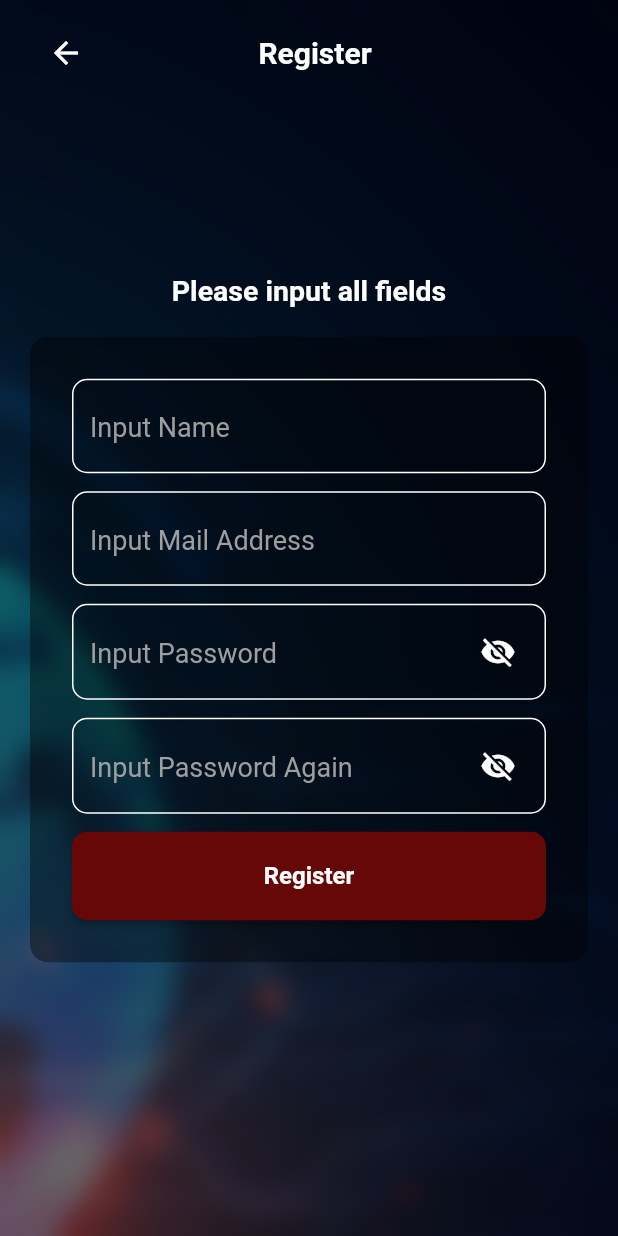
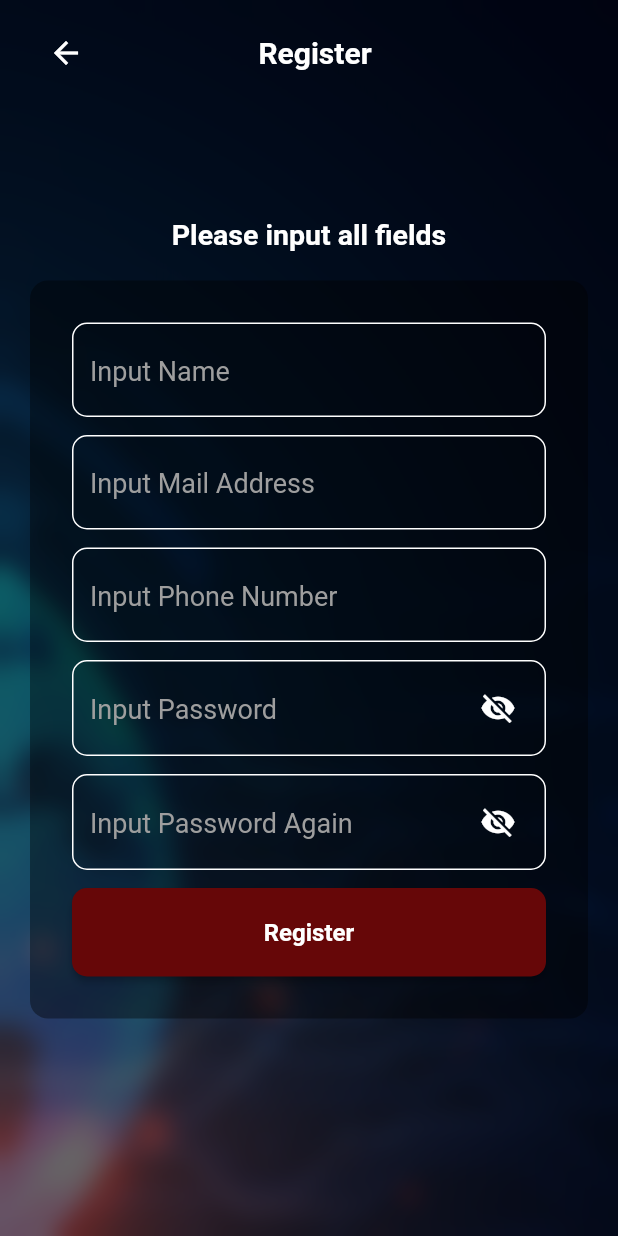
Before and after one commit to MehmetJank/new_news, a Flutter app: the screen it shows after launch, after a tap on "Login", after a tap on the "arrow back" icon, after a tap on "Register", on a phone screen of 412 x 824 dp. Run offline on Flutter 3.47's test engine with Material 2 defaults, Android fonts, the phone set to English and light mode, and no system bars; our stand-ins replace connectivity_plus, dio, flex_color_scheme, flutter_bloc, flutter_svg, go_router and 1 more; network calls fail.

Commit message:
News Screen bug fix, language support extended, add change language option on welcome screen and minor changes

```diff
--- a/assets/languages/en.json
+++ b/assets/languages/en.json
@@ -8,16 +8,18 @@
   "login_error": "Login Request Error",
   "register": "Register",
   "input_all_fields": "Please input all fields",
-  "mail_address_input": "Input Mail Address",
-  "mail_address_input_error": "Please correct mail address",
-  "mail_address_error": "Please input mail address",
-  "password_input": "Input Password",
-  "password_error": "Please input password or password is less than 6 characters",
-  "password_input_again": "Input Password Again",
+  "input_mail_address": "Input Mail Address",
+  "input_mail_address_error": "Please input mail address",
+  "input_correct_mail_address_error": "Please correct mail address",
+  "input_phone_number": "Input Phone Number",
+  "input_phone_number_error": "Please input phone number",
+  "input_password": "Input Password",
+  "input_password_error": "Please input password or password is less than 6 characters",
+  "input_password_again": "Input Password Again",
   "password_is_different": "Password is not match!",
-  "name_input": "Input Name",
-  "name_input_error": "Please input name",
-  "--------Profile Screen--------": "--------Profile Screen--------",
+  "input_name": "Input Name",
+  "input_name_error": "Please input name",
+  "--------Settings Screen--------": "--------Settings Screen--------",
   "my_account": "My Account",
   "language": "Launguage",
   "language_en": "English",
--- a/assets/languages/tr.json
+++ b/assets/languages/tr.json
@@ -8,16 +8,18 @@
   "login_error": "Giriş Başarısız",
   "register": "Kaydol",
   "input_all_fields": "Lütfen tüm alanları doldurun",
-  "mail_address_input": "E-posta Adresi Girin",
-  "mail_address_input_error": "Lütfen geçerli bir e-posta adresi girin",
-  "mail_address_error": "Lütfen e-posta adresi girin",
-  "password_input": "Şifre Girin",
-  "password_error": "Lütfen şifre girin veya şifre 6 karakterden az",
-  "password_input_again": "Şifreyi Tekrar Girin",
+  "input_mail_address": "E-posta Adresi Girin",
+  "input_mail_address_error": "Lütfen e-posta adresi girin",
+  "input_correct_mail_address_error": "Lütfen geçerli bir e-posta adresi girin",
+  "input_phone_number": "Telefon Numarası Girin",
+  "input_phone_number_error": "Lütfen telefon numarası girin",
+  "input_password": "Şifre Girin",
+  "input_password_error": "Lütfen şifre girin veya şifre 6 karakterden az",
+  "input_password_again": "Şifreyi Tekrar Girin",
   "password_is_different": "Şifre eşleşmiyor!",
-  "name_input": "İsim Girin",
-  "name_input_error": "Lütfen isim girin",
-  "--------Profile Screen--------": "--------Profile Screen--------",
+  "input_name": "İsim Girin",
+  "input_name_error": "Lütfen isim girin",
+  "--------Settings Screen--------": "--------Settings Screen--------",
   "my_account": "Hesabım",
   "language": "Dil",
   "language_en": "English",
--- a/lib/api/user_api.dart
+++ b/lib/api/user_api.dart
@@ -2,7 +2,7 @@ import 'package:dio/dio.dart';
 
 class ApiClient {
   final Dio _dio = Dio();
-  final String _baseUrl = 'https://api.eskanist.com/public/api';
+  final String _baseUrl = 'https://api.qline.app/api';
 
   Future<dynamic> login(String email, String password) async {
     final data = {
--- a/lib/routes/route.dart
+++ b/lib/routes/route.dart
@@ -6,7 +6,7 @@ import '../screens/news_screen/news_screen.dart';
 import '../screens/profile_screen/profile_screen.dart';
 import '../screens/settings_screen/settings_screen.dart';
 import '../screens/authentication_screens/register_screen.dart';
-import '../screens/welcome_screen.dart';
+import '../screens/welcome_screen/welcome_screen.dart';
 
 final routes = GoRouter(
   initialLocation: '/',
--- a/lib/screens/authentication_screens/login_screen.dart
+++ b/lib/screens/authentication_screens/login_screen.dart
@@ -43,11 +43,11 @@ class _LogInScreenState extends State<LogInScreen> {
     List<String> userData = [];
 
     if (email.isEmpty) {
-      errors.add(getTranslatedText(context, 'mail_address_error'));
+      errors.add(getTranslatedText(context, 'input_mail_address'));
     }
 
     if (password.isEmpty) {
-      errors.add(getTranslatedText(context, 'password_error'));
+      errors.add(getTranslatedText(context, 'input_password_error'));
     }
 
     if (errors.isNotEmpty) {
@@ -101,11 +101,9 @@ class _LogInScreenState extends State<LogInScreen> {
   Widget build(BuildContext context) {
     return SafeArea(
       child: Scaffold(
-        body: SingleChildScrollView(
-          child: Stack(
+        body: Stack(
           children: [
-              const CustomBackground(
-                  assetImage: 'assets/images/background.jpg'),
+            const CustomBackground(assetImage: 'assets/images/background.jpg'),
             CustomAppBar(title: getTranslatedText(context, 'login')),
             Positioned.fill(
               child: Align(
@@ -128,8 +126,8 @@ class _LogInScreenState extends State<LogInScreen> {
                               ? Colors.white
                               : Colors.green,
                           keyboardType: TextInputType.emailAddress,
-                            hintText: getTranslatedText(
-                                context, 'mail_address_input'),
+                          hintText:
+                              getTranslatedText(context, 'input_mail_address'),
                         ),
                         CustomTextFormField(
                           controller: _passwordController,
@@ -139,7 +137,7 @@ class _LogInScreenState extends State<LogInScreen> {
                           keyboardType: TextInputType.visiblePassword,
                           obscureText: !_passwordVisible,
                           hintText:
-                                getTranslatedText(context, 'password_input'),
+                              getTranslatedText(context, 'input_password'),
                           suffixIcon: Padding(
                             padding: const EdgeInsets.all(8.0),
                             child: IconButton(
@@ -190,7 +188,6 @@ class _LogInScreenState extends State<LogInScreen> {
           ],
         ),
       ),
-      ),
     );
   }
 }
--- a/lib/screens/authentication_screens/register_screen.dart
+++ b/lib/screens/authentication_screens/register_screen.dart
@@ -20,6 +20,7 @@ class RegisterScreen extends StatefulWidget {
 class _RegisterScreenState extends State<RegisterScreen> {
   final TextEditingController _nameController = TextEditingController();
   final TextEditingController _emailController = TextEditingController();
+  final TextEditingController _phoneController = TextEditingController();
   final TextEditingController _passwordController = TextEditingController();
   final TextEditingController _passwordAgainController =
       TextEditingController();
@@ -47,6 +48,7 @@ class _RegisterScreenState extends State<RegisterScreen> {
   Future<void> _register() async {
     final String name = _nameController.text;
     final String email = _emailController.text;
+    final String phone_number = _phoneController.text;
     final String password = _passwordController.text;
     final String passwordAgain = _passwordAgainController.text;
 
@@ -54,17 +56,21 @@ class _RegisterScreenState extends State<RegisterScreen> {
     List<String> userData = [];
 
     if (name.isEmpty) {
-      errors.add(getTranslatedText(context, 'name_input_error'));
+      errors.add(getTranslatedText(context, 'input_name_error'));
     }
 
     if (email.isEmpty) {
-      errors.add(getTranslatedText(context, 'mail_address_input'));
+      errors.add(getTranslatedText(context, 'input_mail_address'));
     } else if (!_isEmailValid) {
-      errors.add(getTranslatedText(context, 'mail_address_input_error'));
+      errors.add(getTranslatedText(context, 'input_mail_address_error'));
     }
-    // To do: control regex
+
+    if (phone_number.isEmpty) {
+      errors.add(getTranslatedText(context, 'input_phone_number_error'));
+    }
+
     if (password.length < 6) {
-      errors.add(getTranslatedText(context, 'password_error'));
+      errors.add(getTranslatedText(context, 'input_password_error'));
     }
 
     if (password != passwordAgain) {
@@ -162,13 +168,13 @@ class _RegisterScreenState extends State<RegisterScreen> {
                                 ? Colors.white
                                 : Colors.green,
                             keyboardType: TextInputType.text,
-                            hintText: getTranslatedText(context, 'name_input'),
+                            hintText: getTranslatedText(context, 'input_name'),
                           ),
                           CustomTextFormField(
                               controller: _emailController,
                               keyboardType: TextInputType.emailAddress,
                               hintText: getTranslatedText(
-                                  context, 'mail_address_input'),
+                                  context, 'input_mail_address'),
                               onChanged: (value) {
                                 final emailRegex = RegExp(
                                     r"^[a-zA-Z0-9.a-zA-Z0-9.!#$%&'*+-/=?^_`{|}~]+@[a-zA-Z0-9]+\.[a-zA-Z]+");
@@ -182,12 +188,18 @@ class _RegisterScreenState extends State<RegisterScreen> {
                                       ? Colors.green
                                       : Colors.red),
                           CustomTextFormField(
+                            controller: _phoneController,
+                            keyboardType: TextInputType.phone,
+                            hintText: getTranslatedText(
+                                context, 'input_phone_number'),
+                          ),
+                          CustomTextFormField(
                             controller: _passwordController,
                             borderSideColor: _passwordMismatchColor,
                             obscureText: !_passwordVisible,
                             keyboardType: TextInputType.text,
                             hintText:
-                                getTranslatedText(context, 'password_input'),
+                                getTranslatedText(context, 'input_password'),
                             onChanged: (value) {
                               setState(() {
                                 _passwordAgainController.text != value
@@ -218,7 +230,7 @@ class _RegisterScreenState extends State<RegisterScreen> {
                               obscureText: !_passwordAgainVisible,
                               keyboardType: TextInputType.visiblePassword,
                               hintText: getTranslatedText(
-                                  context, 'password_input_again'),
+                                  context, 'input_password_again'),
                               onChanged: (value) {
                                 setState(
                                   () {
--- a/lib/screens/settings_screen/settings_screen.dart
+++ b/lib/screens/settings_screen/settings_screen.dart
@@ -19,7 +19,7 @@ class _SettingScreenState extends State<SettingScreen> {
         leading: IconButton(
           icon: const Icon(Icons.arrow_back),
           onPressed: () {
-            GoRouter.of(context).replace('/news');
+            GoRouter.of(context).go('/news');
           },
         ),
       ),
--- a/lib/screens/welcome_screen.dart
+++ b/lib/screens/welcome_screen/welcome_screen.dart
@@ -1,7 +1,10 @@
 import 'package:flutter/material.dart';
+import 'package:flutter_bloc/flutter_bloc.dart';
 import 'package:go_router/go_router.dart';
-import '../localizations/localizations.dart';
-import '../widgets/background_widget.dart';
+import '../../bloc/settings/settings_cubit.dart';
+import '../../localizations/localizations.dart';
+import '../../widgets/background_widget.dart';
+import 'components/language_drop_down_button.dart';
 
 class WelcomeScreen extends StatefulWidget {
   const WelcomeScreen({super.key});
@@ -11,6 +14,16 @@ class WelcomeScreen extends StatefulWidget {
 }
 
 class _WelcomeScreenState extends State<WelcomeScreen> {
+  @override
+  void initState() {
+    try {
+      settings = context.read<SettingsCubit>();
+    } catch (e) {
+      //pass
+    }
+    super.initState();
+  }
+
   @override
   Widget build(BuildContext context) {
     return SafeArea(
@@ -22,6 +35,29 @@ class _WelcomeScreenState extends State<WelcomeScreen> {
               padding: const EdgeInsets.fromLTRB(20, 10, 20, 0),
               child: Column(
                 children: [
+                  Row(
+                    // To do change the language functionality
+                    mainAxisAlignment: MainAxisAlignment.end,
+                    children: [
+                      IconButton(
+                        icon: const Icon(Icons.language),
+                        style: ButtonStyle(
+                          backgroundColor:
+                              MaterialStateProperty.all<Color>(Colors.black),
+                          shape:
+                              MaterialStateProperty.all<RoundedRectangleBorder>(
+                            RoundedRectangleBorder(
+                              borderRadius: BorderRadius.circular(24.0),
+                            ),
+                          ),
+                        ),
+                        color: Colors.white,
+                        onPressed: () {
+                          showLanguageDropdown(context);
+                        },
+                      ),
+                    ],
+                  ),
                   const SizedBox(
                     height: 40,
                   ),
```
Also changed, not shown: assets/languages/fr.json (+11 -9 lines), lib/screens/news_screen/news_screen.dart (+19 -14 lines), lib/screens/settings_screen/components/launguage_cupertino.dart (+6 -8 lines), lib/screens/welcome_screen/components/language_drop_down_button.dart (added, +52 -0 lines). Lines whose indentation alone changed are shown as unchanged.
